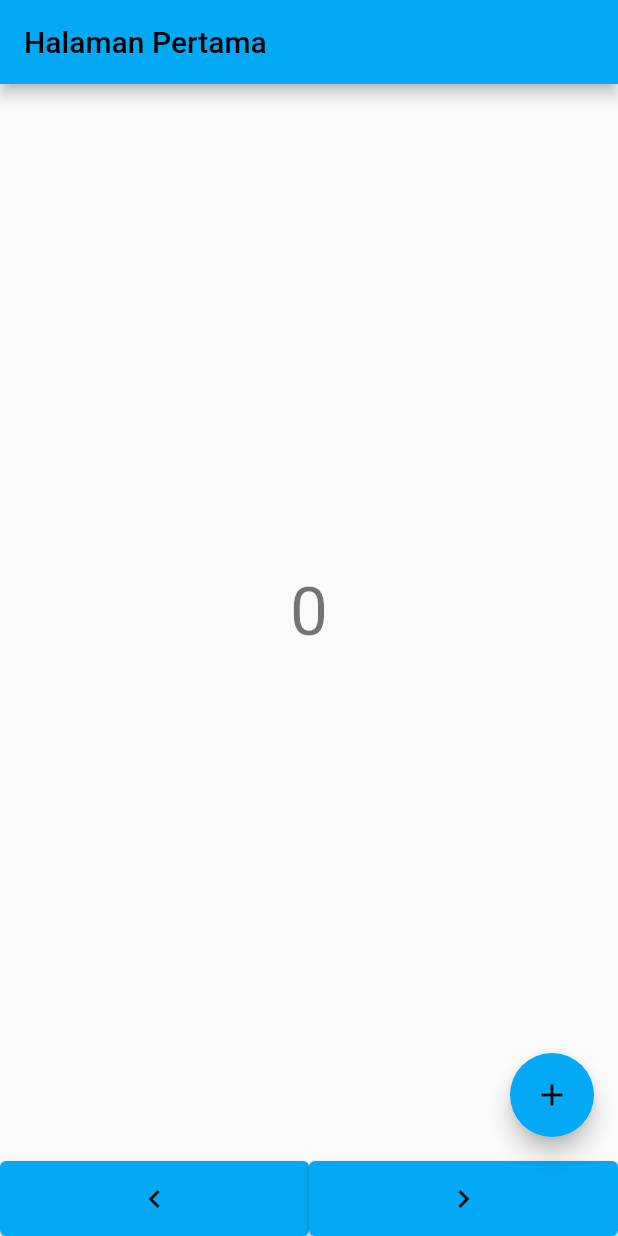
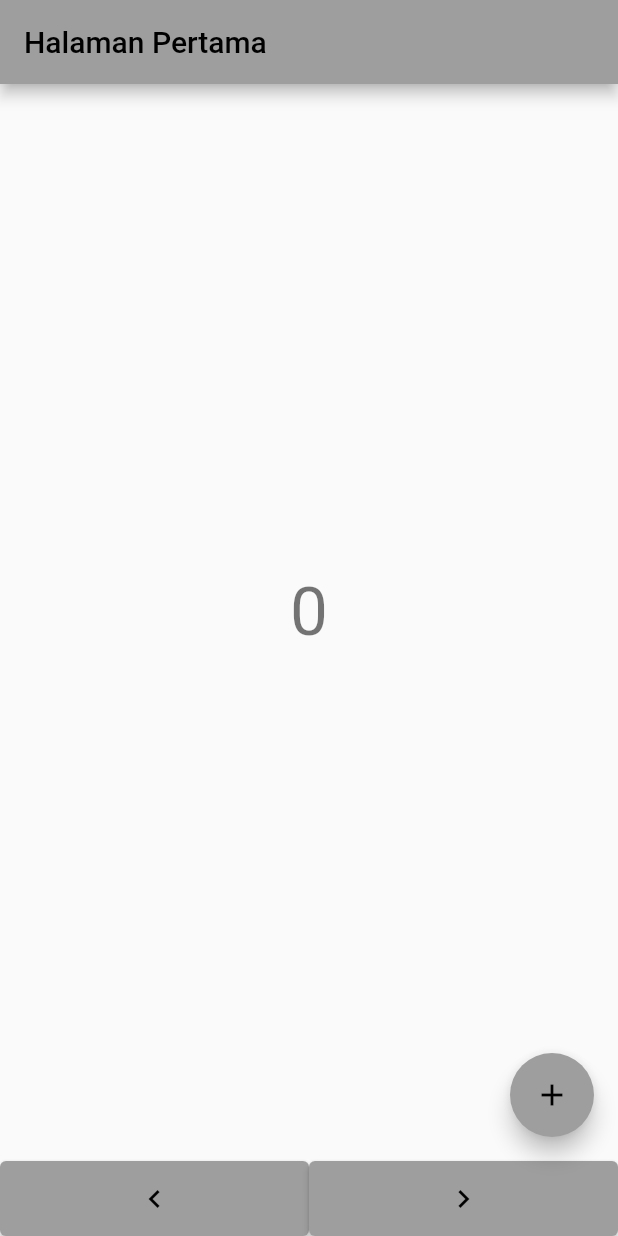
Before and after one commit to MarcelliaNr20200120003/flutter_statemanagement_20200120003, a Flutter app: the screen it shows after launch, on a phone screen of 412 x 824 dp. Run offline on Flutter 3.47's test engine with Material 2 defaults, Android fonts, the light colour scheme and no system bars.

Commit message:
state management flutter

```diff
--- a/lib/main.dart
+++ b/lib/main.dart
@@ -14,7 +14,7 @@ class MyApp extends StatelessWidget {
       debugShowCheckedModeBanner: false,
       title: "Tugas 8",
       theme: ThemeData(
-        primarySwatch: Colors.lightBlue,
+        primarySwatch: Colors.grey,
       ),
       initialRoute: '/pertama',
       routes: {
```
